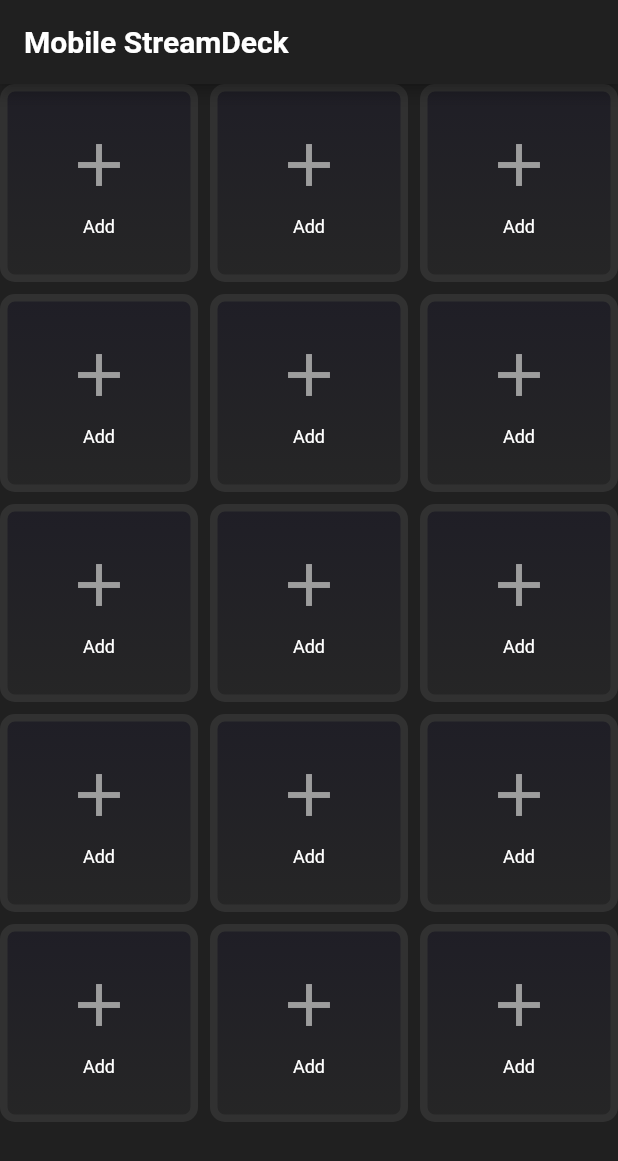
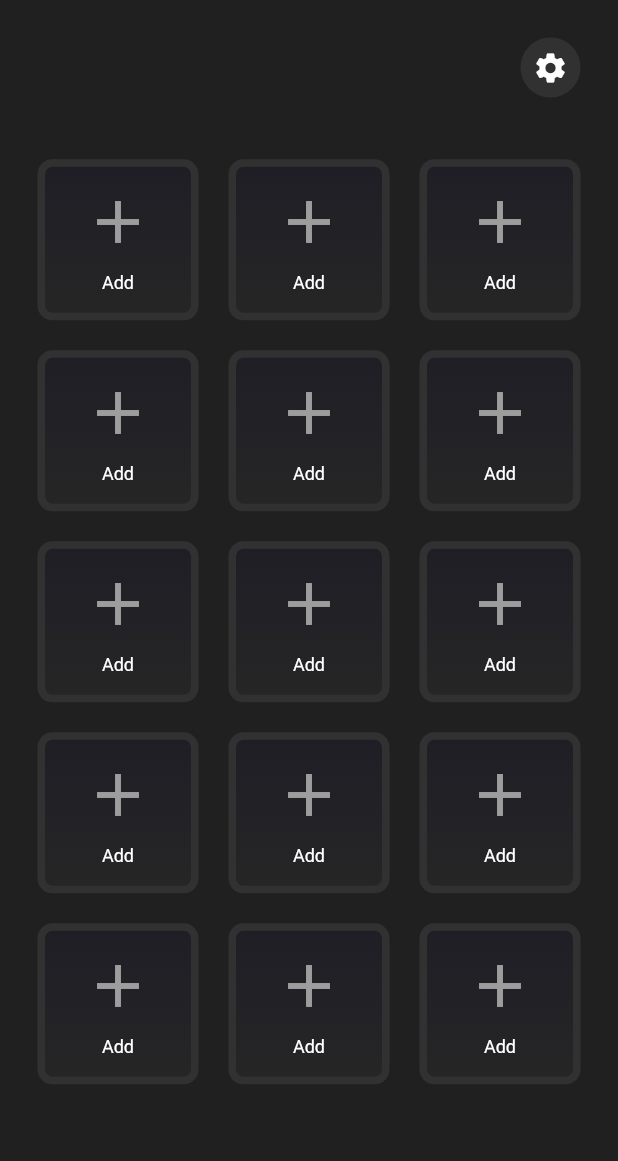
Before and after one commit to julienmatondotezolo/hesdeck, a Flutter app: the screen it shows after launch, on a phone screen of 412 x 824 dp. Shown: the top 1161 px of the screen. Run offline on Flutter 3.47's test engine with Material 2 defaults, Android fonts, the phone set to English and light mode, and no system bars; our stand-ins replace shared_preferences.

Commit message:
styling decks grid and adding settings

```diff
--- a/lib/screens/deck_screen.dart
+++ b/lib/screens/deck_screen.dart
@@ -16,7 +16,8 @@ class DeckScreen extends StatelessWidget {
       appBar: AppBar(
         title: Text(deck.name),
       ),
-      body: Column(
+      body: SafeArea(
+        child: Column(
           crossAxisAlignment: CrossAxisAlignment.stretch,
           children: [
             Expanded(
@@ -47,6 +48,7 @@ class DeckScreen extends StatelessWidget {
             ),
           ],
         ),
+      ),
     );
   }
 }
--- a/lib/screens/home_screen.dart
+++ b/lib/screens/home_screen.dart
@@ -1,5 +1,6 @@
 import 'package:flutter/material.dart';
 import 'package:hessdeck/providers/deck_provider.dart';
+import 'package:hessdeck/themes/colors.dart';
 import 'package:hessdeck/widgets/deck_widget.dart';
 import 'package:provider/provider.dart';
 
@@ -10,17 +11,49 @@ class HomeScreen extends StatelessWidget {
   Widget build(BuildContext context) {
     final deckProvider = Provider.of<DeckProvider>(context);
 
+    // Get the screen height using MediaQuery
+    final screenHeight = MediaQuery.of(context).size.height;
+
     print('[PROVIDER DECKS SAVED]: ${deckProvider.decks.length}');
 
     return Scaffold(
-      appBar: AppBar(
-        title: const Text('Mobile StreamDeck'), // Replace with your app's title
+      body: SafeArea(
+        child: Container(
+          padding: const EdgeInsets.all(25.0), // Add padding to create spacing
+          child: Column(
+            mainAxisAlignment: MainAxisAlignment.spaceBetween,
+            crossAxisAlignment: CrossAxisAlignment.stretch,
+            children: [
+              Align(
+                alignment: Alignment.topRight,
+                child: CircleAvatar(
+                  backgroundColor:
+                      AppColors.darkGrey, // Set the grey color here
+                  radius: 20, // Set the desired radius for the circle
+                  child: IconButton(
+                    icon: const Icon(
+                      Icons.settings,
+                      color: Colors.white,
+                      size: 24.0,
                     ),
-      body: GridView.builder(
+                    onPressed: () {
+                      // Add your settings button functionality here
+                    },
+                  ),
+                ),
+              ),
+              SizedBox(
+                height: screenHeight *
+                    0.05, // Set the height to 5% of the screen height
+              ),
+              Expanded(
+                child: GridView.builder(
                   gridDelegate: const SliverGridDelegateWithFixedCrossAxisCount(
-          crossAxisCount: 3, // Maximum of 3 columns
-          crossAxisSpacing: 8.0, // Spacing between columns
-          mainAxisSpacing: 8.0, // Spacing between rows
+                    crossAxisCount: 3,
+                    crossAxisSpacing: 20.0,
+                    mainAxisSpacing: 20.0,
+                    childAspectRatio:
+                        1, // Aspect ratio of each grid item (width/height)
                   ),
                   itemCount: deckProvider.decks.length,
                   itemBuilder: (context, index) {
@@ -28,11 +61,18 @@ class HomeScreen extends StatelessWidget {
 
                     return DeckWidget(
                       deck: deck,
-            homeScreenContext: context, // Pass the HomeScreen's context
+                      homeScreenContext:
+                          context, // Pass the HomeScreen's context
                       deckIndex: index, // Pass the index to DeckWidget
                     );
                   },
                 ),
+              ),
+              // Add additional widgets below if needed
+            ],
+          ),
+        ),
+      ),
     );
   }
 }
```
Lines whose indentation alone changed are shown as unchanged.
